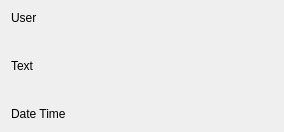
Before: the Qt Designer form ChatStructs/messagewidget.ui in MaksMN/QTchat, drawn with Qt 5.
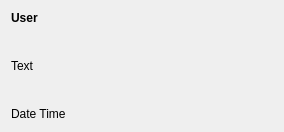
After: the same form once the commit is applied.

Commit message: pre-release revision

```diff
--- a/ChatStructs/messagewidget.ui
+++ b/ChatStructs/messagewidget.ui
@@ -22,6 +22,11 @@
   <layout class="QVBoxLayout" name="verticalLayout">
    <item>
     <widget class="QLabel" name="labelUser">
+     <property name="font">
+      <font>
+       <bold>true</bold>
+      </font>
+     </property>
      <property name="text">
       <string>User</string>
      </property>
```
The commit also changes 1 other file.
